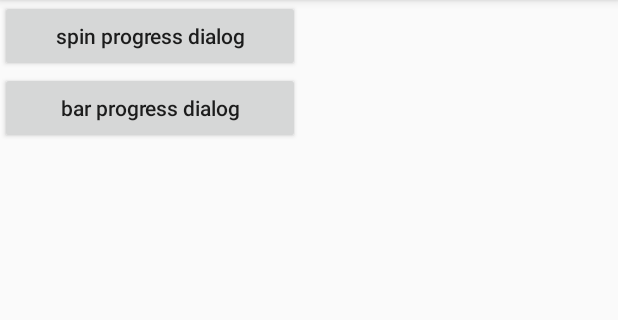
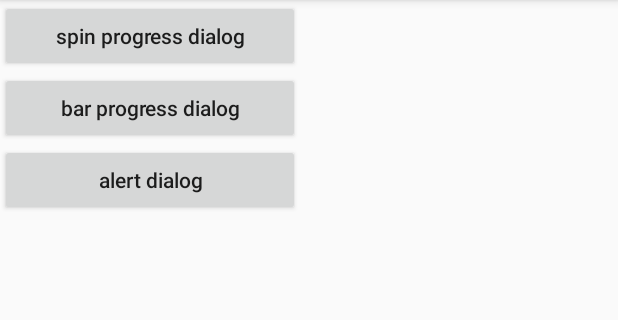
Before and after one commit to eve0625/Android, an Android app: the DialogActivity screen opened directly, with no data from a screen before it, on a phone screen of 412 x 824 dp, the part 84-404 px from its top. Run offline under Robolectric (Android 15) with nearby library versions, the phone set to English and light mode, and no system bars.

Commit message:
Dialog 테스트

```diff
--- a/app/src/main/AndroidManifest.xml
+++ b/app/src/main/AndroidManifest.xml
@@ -26,11 +26,11 @@
         </activity>
         <activity android:name=".FullScreenActivity" />
         <activity android:name=".surfaceview.SurfaceViewActivity" />
-        <activity android:name=".dialog.ProgressDialogActivity" />
         <activity
             android:name=".FloatingActionButtonActivity"
             android:label="@string/title_activity_floating_action_button"
-            android:theme="@style/AppTheme.NoActionBar"></activity>
+            android:theme="@style/AppTheme.NoActionBar"></activity>]
+        <activity android:name=".dialog.DialogActivity"></activity>
     </application>
 
 </manifest>
--- a/app/src/main/java/com/cindy/androidstudy/FullScreenActivity.java
+++ b/app/src/main/java/com/cindy/androidstudy/FullScreenActivity.java
@@ -1,9 +1,12 @@
 package com.cindy.androidstudy;
 
+import android.graphics.Color;
 import android.os.Build;
 import android.support.v7.app.AppCompatActivity;
 import android.os.Bundle;
 import android.view.View;
+import android.view.Window;
+import android.view.WindowManager;
 
 public class FullScreenActivity extends AppCompatActivity {
 
@@ -35,5 +38,6 @@ public class FullScreenActivity extends AppCompatActivity {
             UIOption |= View.SYSTEM_UI_FLAG_IMMERSIVE_STICKY;
 
         mDecorView.setSystemUiVisibility( UIOption );
+
     }
 }
--- a/app/src/main/java/com/cindy/androidstudy/MainActivity.java
+++ b/app/src/main/java/com/cindy/androidstudy/MainActivity.java
@@ -7,7 +7,7 @@ import android.util.Log;
 import android.view.View;
 import android.widget.Button;
 
-import com.cindy.androidstudy.dialog.ProgressDialogActivity;
+import com.cindy.androidstudy.dialog.DialogActivity;
 import com.cindy.androidstudy.surfaceview.SurfaceViewActivity;
 
 public class MainActivity extends AppCompatActivity {
@@ -32,13 +32,11 @@ public class MainActivity extends AppCompatActivity {
                 startActivity(intent);
                 break;
             }
-            /*
-            case R.id.btn_progress_dialog : {
-                intent.setClass(this, ProgressDialogActivity.class);
+            case R.id.btn_dialog : {
+                intent.setClass(this, DialogActivity.class);
                 startActivity(intent);
                 break;
             }
-            */
             case R.id.btn_floating_action_button : {
                 intent.setClass(this, FloatingActionButtonActivity.class);
                 startActivity(intent);
--- a/app/src/main/java/com/cindy/androidstudy/dialog/ProgressDialogActivity.java
+++ b/app/src/main/java/com/cindy/androidstudy/dialog/DialogActivity.java
@@ -3,10 +3,14 @@ package com.cindy.androidstudy.dialog;
 import android.app.ProgressDialog;
 import android.content.DialogInterface;
 import android.os.AsyncTask;
+import android.os.Build;
+import android.support.v7.app.AlertDialog;
 import android.support.v7.app.AppCompatActivity;
 import android.os.Bundle;
 import android.util.Log;
 import android.view.View;
+import android.view.Window;
+import android.view.WindowManager;
 import android.widget.Button;
 import android.widget.Toast;
 
@@ -17,10 +21,11 @@ import com.cindy.androidstudy.R;
  * setCancelable(true) 인 경우는 back key 클릭시 dialog가 닫히고, false인 경우는 dialog가 닫히지 않는데
  * 둘다 onBackPress() 콜백이 호출되지 않아, 직접 제어할 수가 없다.
  */
-public class ProgressDialogActivity extends AppCompatActivity
+public class DialogActivity extends AppCompatActivity
         implements View.OnClickListener, DialogInterface.OnClickListener {
 
-    private ProgressDialog mDialog;
+    private ProgressDialog mProgressDialog;
+    private AlertDialog mAlertDialog;
     private MyAsyncTask mMyAsyncTask;
 
     @Override
@@ -28,34 +33,50 @@ public class ProgressDialogActivity extends AppCompatActivity
         super.onCreate(savedInstanceState);
         setContentView(R.layout.activity_progress_dialog);
 
-        Log.e("onCreate", "ProgressDialogActivity");
+        //상단 status bar의 배경색 설정
+        if (Build.VERSION.SDK_INT >= Build.VERSION_CODES.LOLLIPOP) {
+            Window window = getWindow();
+            window.addFlags(WindowManager.LayoutParams.FLAG_DRAWS_SYSTEM_BAR_BACKGROUNDS);
+            window.setStatusBarColor(getResources().getColor(R.color.colorPrimary));
+        }
+
+        Log.e("onCreate", "DialogActivity");
 
         Button btnSpinProgressDialog = (Button) findViewById(R.id.btn_spin_progress_dialog);
         btnSpinProgressDialog.setOnClickListener(this);
 
         Button btnBarProgressDialog = (Button) findViewById(R.id.btn_bar_progress_dialog);
         btnBarProgressDialog.setOnClickListener(this);
+
+        Button btnAlertDialog = (Button) findViewById(R.id.btn_alert_dialog);
+        btnAlertDialog.setOnClickListener(this);
     }
 
     @Override
     public void onClick(View v) {
         switch (v.getId()) {
             case R.id.btn_spin_progress_dialog : {
-                if (mDialog == null) {
-                    mDialog = new ProgressDialog(this);
-                    mDialog.setProgressStyle(ProgressDialog.STYLE_SPINNER);
-                    mDialog.setTitle("알림");
-                    mDialog.setMessage("진행중입니다!!!");
-                    mDialog.setCanceledOnTouchOutside(false); //바깥영역 터치시 취소되지 않도록 설정 (default는 true)
-                    mDialog.setCancelable(false); //back키로 취소 불가하도록 설정 (default는 true)
-                    mDialog.setButton(DialogInterface.BUTTON_POSITIVE, "확인", this);
+                if (mProgressDialog == null) {
+                    mProgressDialog = new ProgressDialog(this);
+                    mProgressDialog.setProgressStyle(ProgressDialog.STYLE_SPINNER);
+                    mProgressDialog.setTitle("알림");
+                    mProgressDialog.setMessage("진행중입니다!!!");
+                    mProgressDialog.setCanceledOnTouchOutside(false); //바깥영역 터치시 취소되지 않도록 설정 (default는 true)
+                    mProgressDialog.setCancelable(false); //back키로 취소 불가하도록 설정 (default는 true)
+                    mProgressDialog.setButton(DialogInterface.BUTTON_POSITIVE, "확인", this);
                 }
-                mDialog.show();
+                mProgressDialog.show();
                 break;
             }
             case R.id.btn_bar_progress_dialog : {
                 mMyAsyncTask = new MyAsyncTask();
                 mMyAsyncTask.execute();
+                break;
+            }
+            case R.id.btn_alert_dialog : {
+                if (mAlertDialog == null) {
+                    //mAlertDialog = new AlertDialog(this);
+                }
                 break;
             }
         }
@@ -65,13 +86,12 @@ public class ProgressDialogActivity extends AppCompatActivity
     public void onClick(DialogInterface dialog, int which) {
         //Dialog는 알아서 종료되는군!
         if (which == DialogInterface.BUTTON_POSITIVE) {
-            Toast.makeText(ProgressDialogActivity.this, "확인", Toast.LENGTH_LONG).show();
+            Toast.makeText(this, "확인", Toast.LENGTH_LONG).show();
         }
     }
 
     @Override
     public void onBackPressed() {
-        Log.e("onBackPressed", "sdfsdfasf");
         super.onBackPressed();
     }
 
@@ -83,7 +103,7 @@ public class ProgressDialogActivity extends AppCompatActivity
         protected void onPreExecute() { //작업 시작전 UI 작업
 
             if (progressDialog == null) {
-                progressDialog = new ProgressDialog(ProgressDialogActivity.this);
+                progressDialog = new ProgressDialog(DialogActivity.this);
                 progressDialog.setProgressStyle(ProgressDialog.STYLE_HORIZONTAL);
                 progressDialog.setCanceledOnTouchOutside(false);
                 progressDialog.setCancelable(true);
--- a/app/src/main/res/layout/activity_progress_dialog.xml
+++ b/app/src/main/res/layout/activity_progress_dialog.xml
@@ -4,7 +4,7 @@
     xmlns:tools="http://schemas.android.com/tools"
     android:layout_width="match_parent"
     android:layout_height="match_parent"
-    tools:context="com.cindy.androidstudy.dialog.ProgressDialogActivity">
+    tools:context="com.cindy.androidstudy.dialog.DialogActivity">
 
     <Button
         android:id="@+id/btn_spin_progress_dialog"
@@ -19,4 +19,11 @@
         app:layout_constraintTop_toBottomOf="@+id/btn_spin_progress_dialog"
         android:text="bar progress dialog" />
 
+    <Button
+        android:id="@+id/btn_alert_dialog"
+        android:layout_width="200dp"
+        android:layout_height="wrap_content"
+        app:layout_constraintTop_toBottomOf="@+id/btn_bar_progress_dialog"
+        android:text="alert dialog" />
+
 </android.support.constraint.ConstraintLayout>
```
Also changed, not shown: app/src/main/java/com/cindy/androidstudy/dialog/CustomDialog.java (added, +19 -0 lines), app/src/main/res/layout/activity_main.xml (+7 -0 lines).
